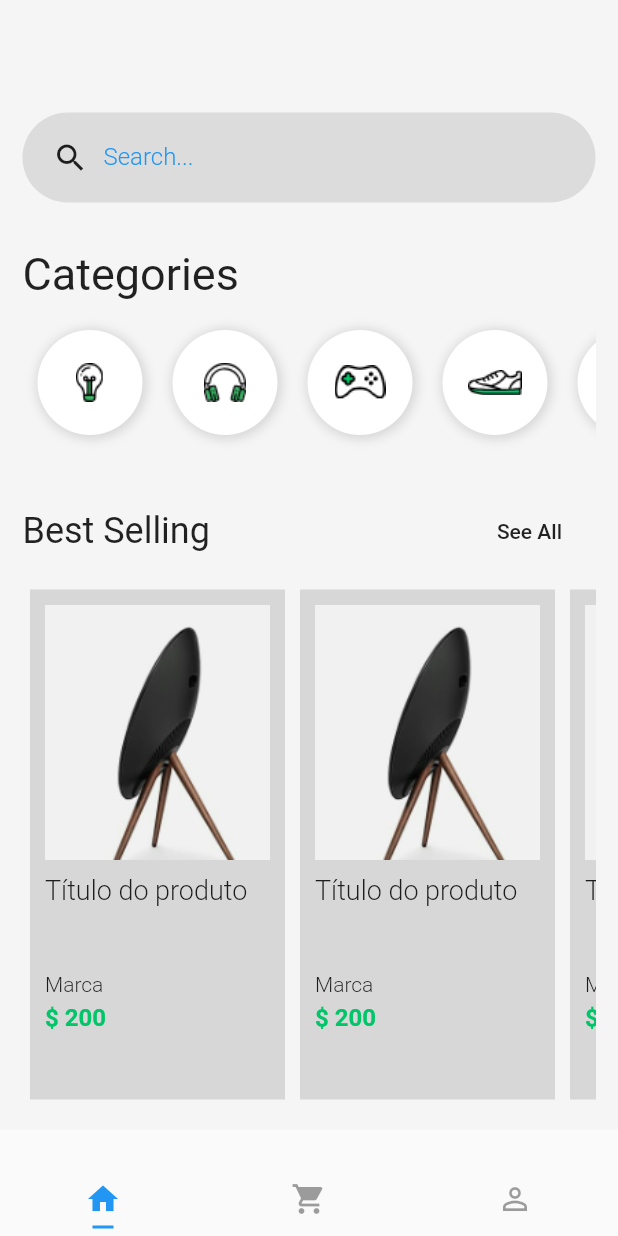
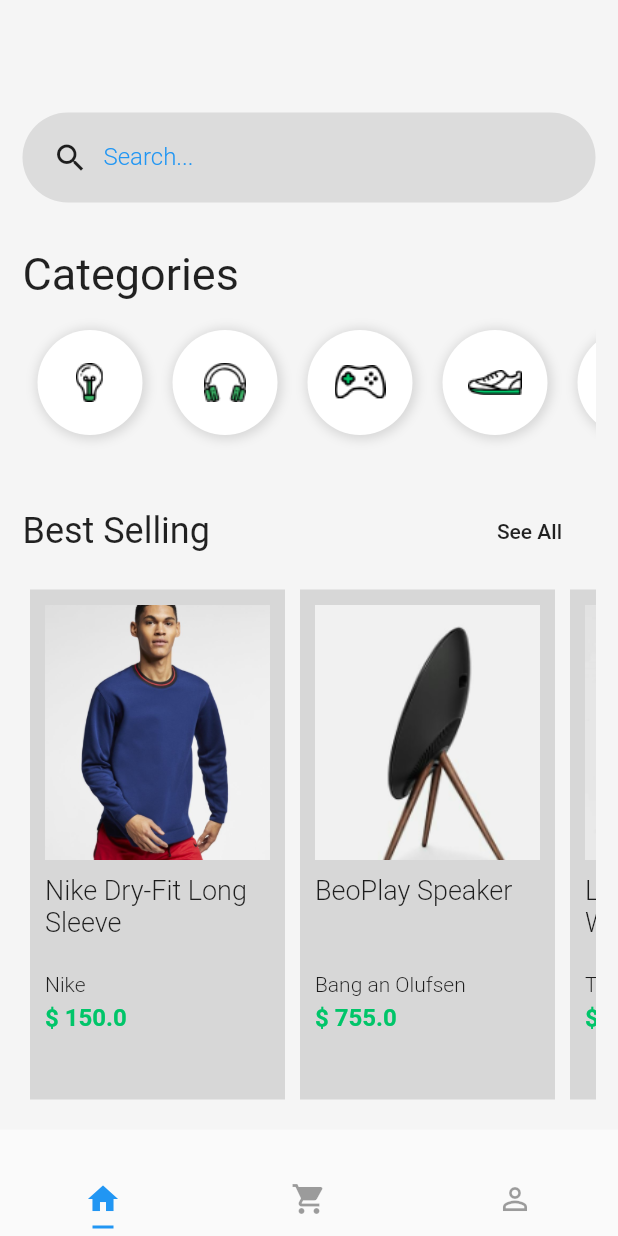
Before and after one commit to cesarbassani/Flutter_layouts, a Flutter app: the screen it shows after launch, on a phone screen of 412 x 824 dp. Run offline on Flutter 3.47's test engine with Material 2 defaults, Android fonts, the phone set to English and light mode, and no system bars.

Commit message:
ProductList e ProdutItem Widget

```diff
--- a/lib/pages/home.page.dart
+++ b/lib/pages/home.page.dart
@@ -1,6 +1,7 @@
 import 'package:flutter/material.dart';
-import 'package:shopping/pages/product.page.dart';
 import 'package:shopping/widgets/category/category-list.widget.dart';
+
+import 'package:shopping/widgets/product/product-list.widget.dart';
 import 'package:shopping/widgets/search-box.widget.dart';
 
 class HomePage extends StatelessWidget {
@@ -55,8 +56,10 @@ class HomePage extends StatelessWidget {
               ),
               Container(
                 height: 350,
-                child: productList(context),
-              )
+                child: ProductList(
+                  scrollDirection: Axis.horizontal,
+                ),
+              ),
             ],
           ),
         ),
@@ -64,81 +67,3 @@ class HomePage extends StatelessWidget {
     );
   }
 }
-
-Widget productList(BuildContext context) {
-  return Container(
-    child: ListView(
-      scrollDirection: Axis.horizontal,
-      children: <Widget>[
-        productItem(context),
-        productItem(context),
-        productItem(context),
-        productItem(context),
-      ],
-    ),
-  );
-  ;
-}
-
-Widget productItem(BuildContext context) {
-  return Container(
-      padding: EdgeInsets.all(10),
-      margin: EdgeInsets.all(5),
-      width: 170,
-      color: Colors.black12,
-      child: Column(
-        crossAxisAlignment: CrossAxisAlignment.start,
-        children: <Widget>[
-          GestureDetector(
-            onTap: () {
-              Navigator.push(
-                context,
-                MaterialPageRoute(
-                  builder: (context) => ProductPage(),
-                ),
-              );
-            },
-            child: Image.asset(
-              "assets/product-1.png",
-              width: 170,
-              height: 170,
-              fit: BoxFit.cover,
-            ),
-          ),
-          SizedBox(
-            height: 10,
-          ),
-          Container(
-            height: 60,
-            child: Text(
-              "Título do produto",
-              style: TextStyle(
-                fontSize: 18,
-                fontWeight: FontWeight.w300,
-              ),
-            ),
-          ),
-          SizedBox(
-            height: 5,
-          ),
-          Text(
-            "Marca",
-            style: TextStyle(
-              fontSize: 14,
-              fontWeight: FontWeight.w300,
-            ),
-          ),
-          SizedBox(
-            height: 5,
-          ),
-          Text(
-            "\$ 200",
-            style: TextStyle(
-              fontSize: 16,
-              fontWeight: FontWeight.bold,
-              color: Color(0xFF00C569),
-            ),
-          ),
-        ],
-      ));
-}
--- /dev/null
+++ b/lib/widgets/product/product-card.widget.dart
@@ -0,0 +1,81 @@
+import 'package:flutter/material.dart';
+import 'package:shopping/pages/product.page.dart';
+
+class ProductCard extends StatelessWidget {
+  final String image;
+  final String title;
+  final String description;
+  final double price;
+
+  const ProductCard({
+    @required this.image,
+    @required this.title,
+    @required this.description,
+    @required this.price,
+  });
+
+  @override
+  Widget build(BuildContext context) {
+    return Container(
+      padding: EdgeInsets.all(10),
+      margin: EdgeInsets.all(5),
+      width: 170,
+      color: Colors.black12,
+      child: Column(
+        crossAxisAlignment: CrossAxisAlignment.start,
+        children: <Widget>[
+          GestureDetector(
+            onTap: () {
+              Navigator.push(
+                context,
+                MaterialPageRoute(
+                  builder: (context) => ProductPage(),
+                ),
+              );
+            },
+            child: Image.asset(
+              image,
+              width: 170,
+              height: 170,
+              fit: BoxFit.cover,
+            ),
+          ),
+          SizedBox(
+            height: 10,
+          ),
+          Container(
+            height: 60,
+            child: Text(
+              title,
+              style: TextStyle(
+                fontSize: 18,
+                fontWeight: FontWeight.w300,
+              ),
+            ),
+          ),
+          SizedBox(
+            height: 5,
+          ),
+          Text(
+            description,
+            style: TextStyle(
+              fontSize: 14,
+              fontWeight: FontWeight.w300,
+            ),
+          ),
+          SizedBox(
+            height: 5,
+          ),
+          Text(
+            "\$ $price",
+            style: TextStyle(
+              fontSize: 16,
+              fontWeight: FontWeight.bold,
+              color: Color(0xFF00C569),
+            ),
+          ),
+        ],
+      ),
+    );
+  }
+}
--- /dev/null
+++ b/lib/widgets/product/product-list.widget.dart
@@ -0,0 +1,49 @@
+import 'package:flutter/material.dart';
+import 'package:shopping/widgets/product/product-card.widget.dart';
+
+class ProductList extends StatelessWidget {
+  final Axis scrollDirection;
+
+  ProductList({@required this.scrollDirection});
+
+  @override
+  Widget build(BuildContext context) {
+    return Container(
+      child: ListView(
+        scrollDirection: Axis.horizontal,
+        children: <Widget>[
+          ProductCard(
+            title: "Nike Dry-Fit Long Sleeve",
+            description: "Nike",
+            image: "assets/product-10.png",
+            price: 150,
+          ),
+          ProductCard(
+            title: "BeoPlay Speaker",
+            description: "Bang an Olufsen",
+            image: "assets/product-1.png",
+            price: 755,
+          ),
+          ProductCard(
+            title: "Leather Wristwatch",
+            description: "Tag Heuer",
+            image: "assets/product-2.png",
+            price: 450,
+          ),
+          ProductCard(
+            title: "Smart Bluetooth Speaker",
+            description: "Google Inc.",
+            image: "assets/product-3.png",
+            price: 900,
+          ),
+          ProductCard(
+            title: "Nike Dry-Fit Long Sleeve",
+            description: "Nike",
+            image: "assets/product-4.png",
+            price: 1000,
+          ),
+        ],
+      ),
+    );
+  }
+}
```
